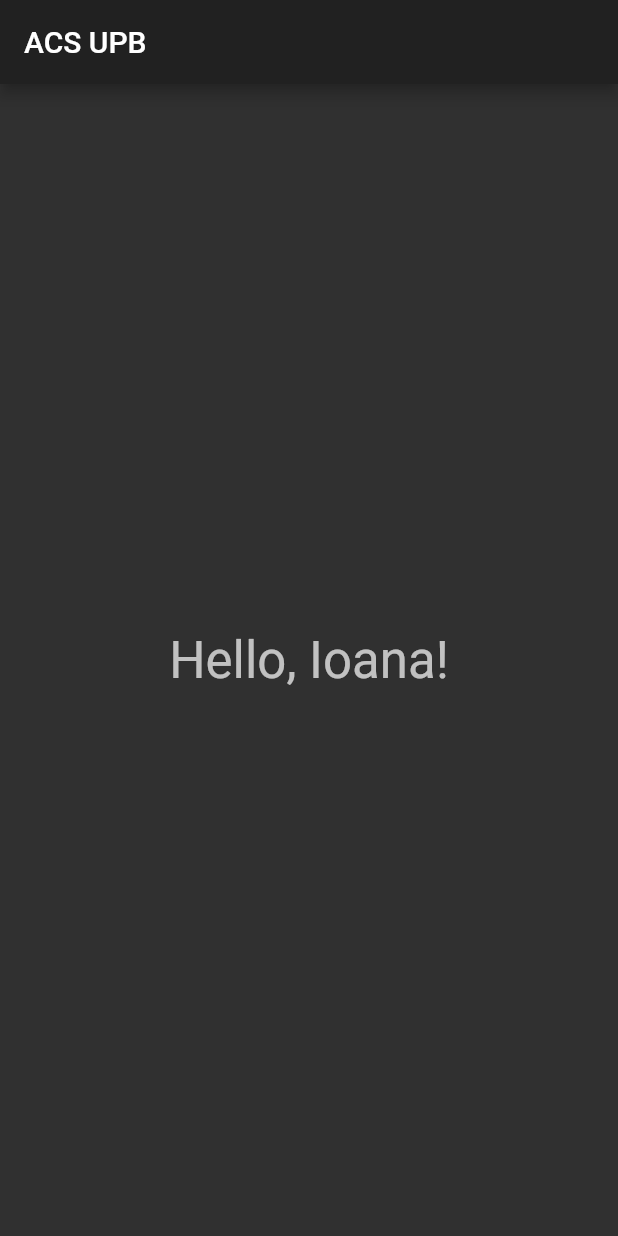
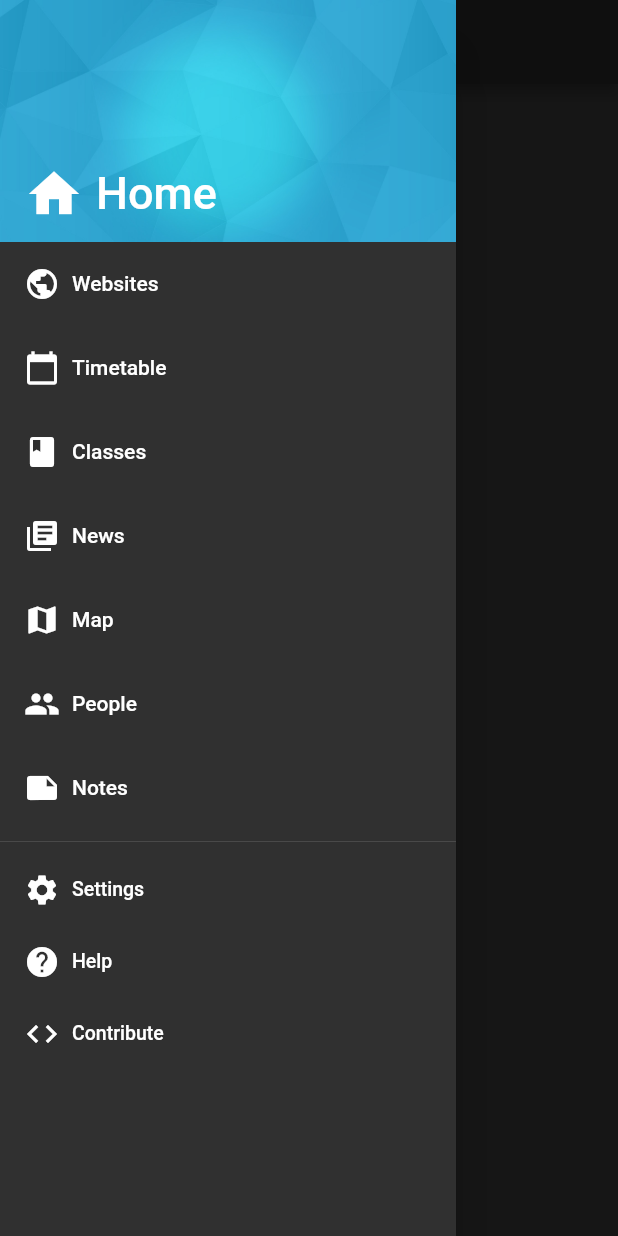
Before and after one commit to student-hub/acs-upb-mobile, a Flutter app: the screen it shows after launch, with the side drawer open (before the commit the screen has no drawer), on a phone screen of 412 x 824 dp. Run offline on Flutter 3.47's test engine with Material 2 defaults, Android fonts, the phone set to English and light mode, and no system bars; our stand-ins replace dynamic_theme.

Commit message:
add navigation drawer
drawer is only visual for now, navigation TBD

followed tutorial here: https://medium.com/flutter-community/flutter-vi-navigation-drawer-flutter-1-0-3a05e09b0db9

```diff
--- a/lib/l10n/intl_en.arb
+++ b/lib/l10n/intl_en.arb
@@ -1,4 +1,15 @@
 {
   "title": "ACS UPB",
-  "hello": "Hello, {name}!"
+  "hello": "Hello, {name}!",
+  "drawerHeaderHome": "Home",
+  "drawerItemWebsites": "Websites",
+  "drawerItemTimetable": "Timetable",
+  "drawerItemClasses": "Classes",
+  "drawerItemNews": "News",
+  "drawerItemMap": "Map",
+  "drawerItemPeople": "People",
+  "drawerItemNotes": "Notes",
+  "drawerItemSettings": "Settings",
+  "drawerItemHelp": "Help",
+  "drawerItemContribute": "Contribute"
 }
--- a/lib/l10n/intl_ro.arb
+++ b/lib/l10n/intl_ro.arb
@@ -1,4 +1,15 @@
 {
   "title": "ACS UPB",
-  "hello": "Bună, {name}!"
+  "hello": "Bună, {name}!",
+  "drawerHeaderHome": "Acasă",
+  "drawerItemWebsites": "Platforme",
+  "drawerItemTimetable": "Orar",
+  "drawerItemClasses": "Materii",
+  "drawerItemNews": "Noutăți",
+  "drawerItemMap": "Hartă",
+  "drawerItemPeople": "Persoane",
+  "drawerItemNotes": "Note",
+  "drawerItemSettings": "Setări",
+  "drawerItemHelp": "Ajutor",
+  "drawerItemContribute": "Contribuie"
 }
--- a/lib/main.dart
+++ b/lib/main.dart
@@ -3,6 +3,7 @@ import 'package:dynamic_theme/dynamic_theme.dart';
 import 'package:flutter_localizations/flutter_localizations.dart';
 
 import 'generated/l10n.dart';
+import 'module/home/home_page.dart';
 
 void main() => runApp(MyApp());
 
@@ -25,27 +26,7 @@ class MyApp extends StatelessWidget {
               ],
               supportedLocales: S.delegate.supportedLocales,
               theme: theme,
-              home: MyHomePage());
+              home: HomePage());
         });
   }
 }
-
-class MyHomePage extends StatelessWidget {
-  MyHomePage({Key key, this.title}) : super(key: key);
-  final String title;
-
-  @override
-  Widget build(BuildContext context) {
-    return Scaffold(
-      appBar: AppBar(
-        title: Text(S.of(context).title),
-      ),
-      body: Center(
-        child: Text(
-          S.of(context).hello('Ioana'),
-          style: Theme.of(context).textTheme.headline4,
-        ),
-      ),
-    );
-  }
-}
--- /dev/null
+++ b/lib/module/home/home_page.dart
@@ -0,0 +1,18 @@
+import 'package:flutter/material.dart';
+
+import 'package:acs_upb_mobile/generated/l10n.dart';
+import 'package:acs_upb_mobile/widget/drawer.dart';
+
+class HomePage extends StatelessWidget {
+  static const String routeName = '/home';
+
+  @override
+  Widget build(BuildContext context) {
+    return new Scaffold(
+        appBar: AppBar(
+          title: Text(S.of(context).drawerHeaderHome),
+        ),
+        drawer: AppDrawer(),
+        body: Center(child: Text(S.of(context).drawerHeaderHome)));
+  }
+}
--- /dev/null
+++ b/lib/widget/drawer.dart
@@ -0,0 +1,119 @@
+import 'package:flutter/material.dart';
+
+import 'package:acs_upb_mobile/generated/l10n.dart';
+
+class AppDrawer extends StatelessWidget {
+  @override
+  Widget build(BuildContext context) {
+    return Drawer(
+      child: ListView(
+        padding: EdgeInsets.zero,
+        children: <Widget>[
+          _createHeader(
+            icon: Icons.home,
+            text: S.of(context).drawerHeaderHome,
+          ),
+          _createDrawerItem(
+            icon: Icons.public,
+            text: S.of(context).drawerItemWebsites,
+          ),
+          _createDrawerItem(
+            icon: Icons.calendar_today,
+            text: S.of(context).drawerItemTimetable,
+          ),
+          _createDrawerItem(
+            icon: Icons.class_,
+            text: S.of(context).drawerItemClasses,
+          ),
+          _createDrawerItem(
+            icon: Icons.library_books,
+            text: S.of(context).drawerItemNews,
+          ),
+          _createDrawerItem(
+            icon: Icons.map,
+            text: S.of(context).drawerItemMap,
+          ),
+          _createDrawerItem(
+            icon: Icons.people,
+            text: S.of(context).drawerItemPeople,
+          ),
+          _createDrawerItem(
+            icon: Icons.note,
+            text: S.of(context).drawerItemNotes,
+          ),
+          Divider(),
+          _createDrawerItem(
+              icon: Icons.settings,
+              text: S.of(context).drawerItemSettings,
+              dense: true),
+          _createDrawerItem(
+            icon: Icons.help,
+            text: S.of(context).drawerItemHelp,
+            dense: true,
+          ),
+          _createDrawerItem(
+            icon: Icons.code,
+            text: S.of(context).drawerItemContribute,
+            dense: true,
+          ),
+        ],
+      ),
+    );
+  }
+
+  Widget _createHeader({IconData icon, String text, GestureTapCallback onTap}) {
+    return DrawerHeader(
+        margin: EdgeInsets.zero,
+        padding: EdgeInsets.zero,
+        decoration: BoxDecoration(
+            image: DecorationImage(
+                alignment: Alignment.centerRight,
+                fit: BoxFit.fill,
+                image:
+                    AssetImage('assets/images/drawer_header_backgroud.jpg'))),
+        child: Stack(children: <Widget>[
+          Positioned(
+            bottom: 12.0,
+            left: 16.0,
+            child: GestureDetector(
+              child: Row(
+                children: <Widget>[
+                  Icon(
+                    icon,
+                    size: 40,
+                  ),
+                  Padding(
+                    padding: EdgeInsets.only(left: 8.0),
+                    child: Text(
+                      text,
+                      style: TextStyle(fontSize: 30),
+                    ),
+                  ),
+                ],
+              ),
+              onTap: onTap,
+            ),
+          ),
+        ]));
+  }
+
+  Widget _createDrawerItem(
+      {IconData icon,
+      String text,
+      GestureTapCallback onTap,
+      bool dense = false}) {
+    return ListTile(
+      title: Row(
+        children: <Widget>[
+          Icon(icon),
+          Padding(
+            padding: EdgeInsets.only(left: 8.0),
+            child: Text(text),
+          )
+        ],
+      ),
+      dense: dense,
+      onTap: onTap,
+    );
+  }
+}
```
Also changed, not shown: pubspec.yaml (+3 -11 lines), assets/images/drawer_header_backgroud.jpg (added), lib/generated/intl/messages_en.dart, lib/generated/intl/messages_ro.dart, lib/generated/l10n.dart.
